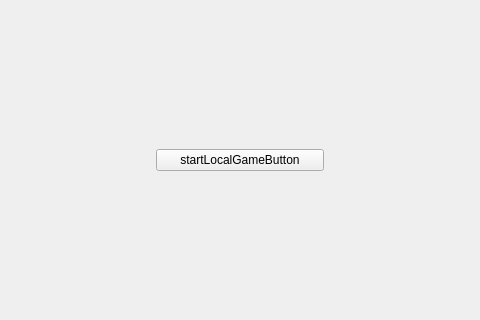
This is src/view/MainWindow.ui in Fasinir/chess-cpp as Qt 5 draws it before an edit; both pictures show x 163 to 643 and y 149 to 469 of the 800 by 600 pixel window. The edited form follows.
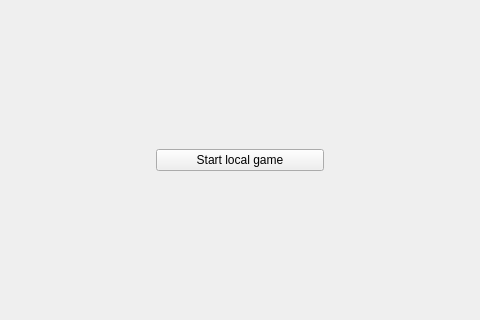
This is the edited form.

Commit message: program closes after game end

Diff of the .ui file:
```diff
--- a/src/view/MainWindow.ui
+++ b/src/view/MainWindow.ui
@@ -34,7 +34,7 @@
          <item>
           <widget class="QPushButton" name="startLocalGameButton">
            <property name="text">
-            <string>startLocalGameButton</string>
+            <string>Start local game</string>
            </property>
           </widget>
          </item>
```
The commit also changes 1 other file.
